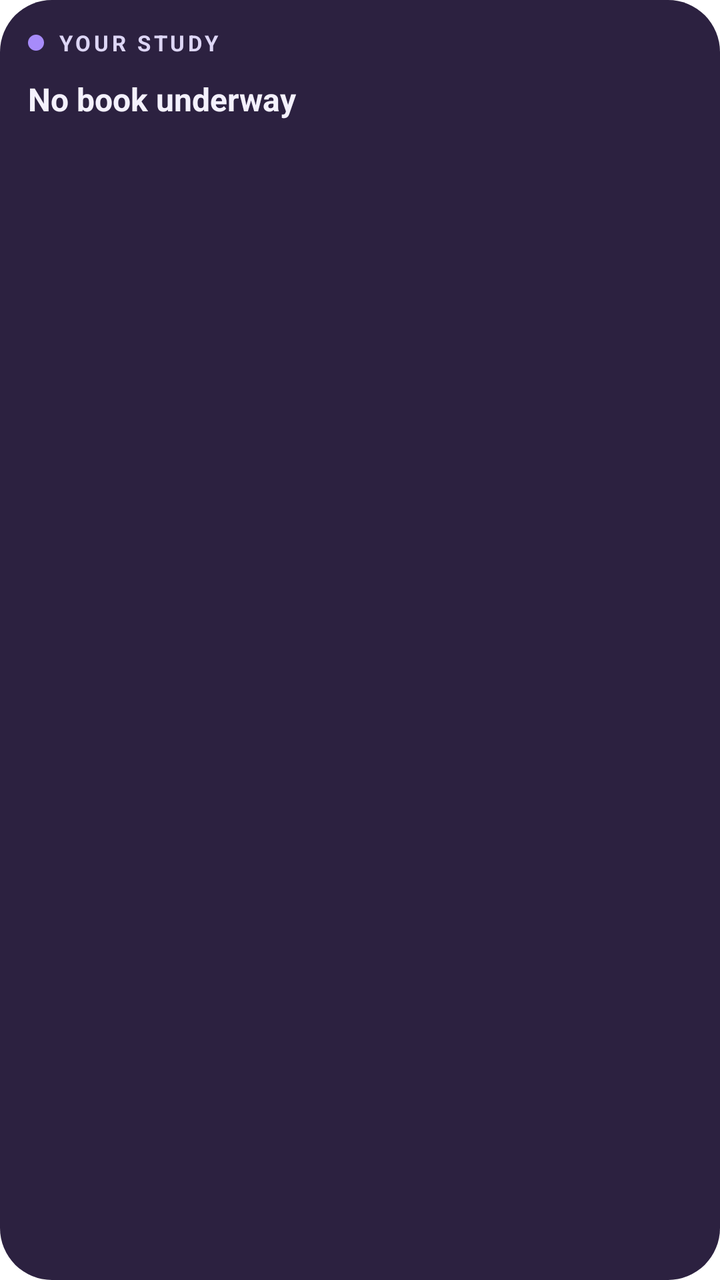
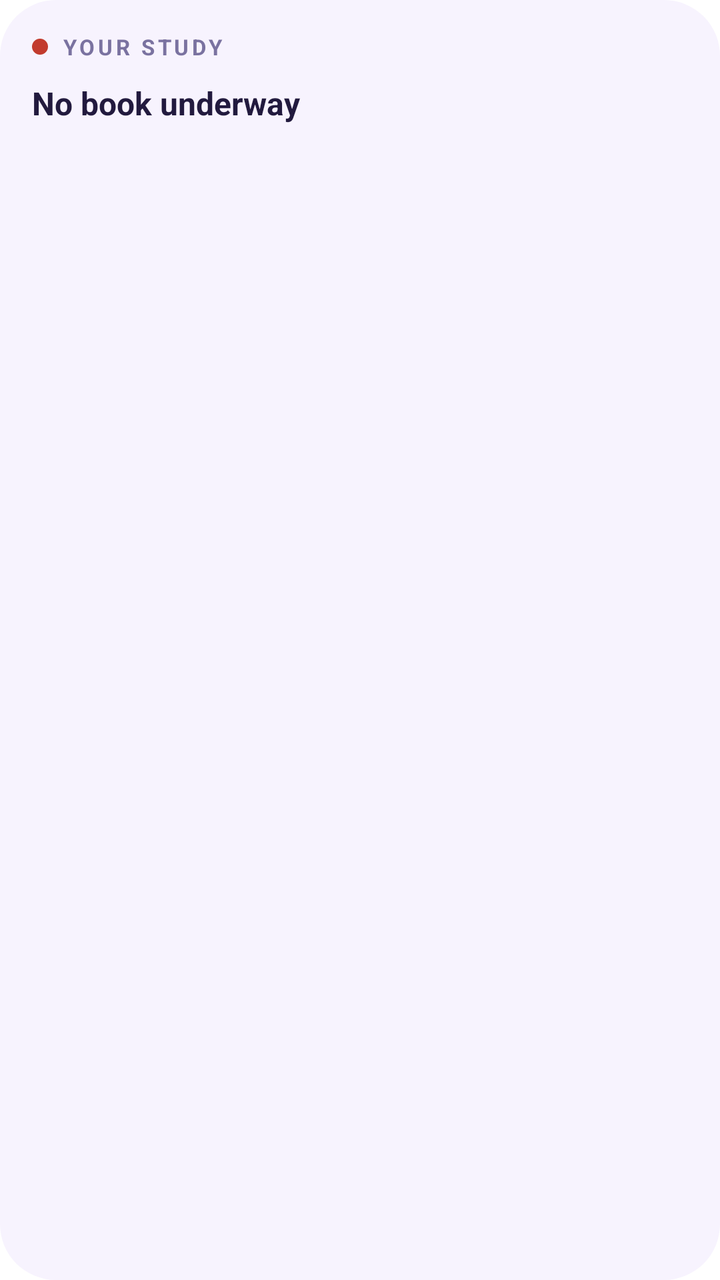

An Android layout rendered at two revisions. The XML below is the earlier revision; the diff shows what the commit changed to produce the second picture.
<!-- AndroidManifest.xml: fallback theme Theme.MaterialComponents.DayNight.NoActionBar -->
<!-- res/layout/widget_your_study.xml -->
<?xml version="1.0" encoding="utf-8"?>
<FrameLayout xmlns:android="http://schemas.android.com/apk/res/android"
  android:id="@+id/study_root"
  android:layout_width="match_parent"
  android:layout_height="match_parent">

  <ImageView
    android:id="@+id/study_bg_img"
    android:layout_width="match_parent"
    android:layout_height="match_parent"
    android:contentDescription="@null"
    android:scaleType="fitXY"
    android:src="@drawable/widget_shape_white"
    android:tint="#2C2140" />

  <LinearLayout
    android:layout_width="match_parent"
    android:layout_height="match_parent"
    android:orientation="vertical"
    android:padding="14dp">

    <LinearLayout
      android:layout_width="match_parent"
      android:layout_height="wrap_content"
      android:gravity="center_vertical"
      android:orientation="horizontal">

      <ImageView
        android:id="@+id/study_dot"
        android:layout_width="8dp"
        android:layout_height="8dp"
        android:contentDescription="@null"
        android:src="@drawable/widget_circle_white"
        android:tint="#A78BFA" />

      <TextView
        android:layout_width="wrap_content"
        android:layout_height="wrap_content"
        android:layout_marginStart="7dp"
        android:letterSpacing="0.14"
        android:text="YOUR STUDY"
        android:textColor="#DDD6F5"
        android:textSize="11sp"
        android:textStyle="bold" />
    </LinearLayout>

    <TextView
      android:id="@+id/study_msg"
      android:layout_width="wrap_content"
      android:layout_height="wrap_content"
      android:layout_marginTop="10dp"
      android:text="No book underway"
      android:textColor="#F4F1FD"
      android:textSize="16sp"
      android:textStyle="bold" />

    <LinearLayout
      android:id="@+id/study_main"
      android:layout_width="match_parent"
      android:layout_height="wrap_content"
      android:layout_marginTop="10dp"
      android:gravity="top"
      android:orientation="horizontal"
      android:visibility="gone">

      <FrameLayout
        android:layout_width="46dp"
        android:layout_height="46dp">

        <ImageView
          android:id="@+id/study_tile"
          android:layout_width="46dp"
          android:layout_height="46dp"
          android:contentDescription="@null"
          android:src="@drawable/widget_tile_white" />

        <ImageView
          android:id="@+id/study_book_glyph"
          android:layout_width="24dp"
          android:layout_height="24dp"
          android:layout_gravity="center"
          android:contentDescription="@null" />
      </FrameLayout>

      <LinearLayout
        android:layout_width="0dp"
        android:layout_height="wrap_content"
        android:layout_marginStart="12dp"
        android:layout_weight="1"
        android:orientation="vertical">

        <TextView
          android:id="@+id/study_book"
          android:layout_width="match_parent"
          android:layout_height="wrap_content"
          android:ellipsize="end"
          android:maxLines="1"
          android:textColor="#F4F1FD"
          android:textSize="18sp"
          android:textStyle="bold" />

        <TextView
          android:id="@+id/study_next"
          android:layout_width="match_parent"
          android:layout_height="wrap_content"
          android:layout_marginTop="1dp"
          android:textColor="#DDD6F5"
          android:textSize="13sp" />
      </LinearLayout>
    </LinearLayout>

    <TextView
      android:id="@+id/study_verse"
      android:layout_width="match_parent"
      android:layout_height="wrap_content"
      android:layout_marginTop="8dp"
      android:ellipsize="end"
      android:maxLines="2"
      android:textColor="#EDE9FA"
      android:textSize="13.5sp"
      android:textStyle="italic"
      android:visibility="gone" />

    <TextView
      android:id="@+id/study_last"
      android:layout_width="match_parent"
      android:layout_height="wrap_content"
      android:ellipsize="end"
      android:layout_marginTop="6dp"
      android:maxLines="1"
      android:textColor="#AAA2C6"
      android:textSize="12.5sp"
      android:visibility="gone" />

    <TextView
      android:id="@+id/study_restudy"
      android:layout_width="match_parent"
      android:layout_height="wrap_content"
      android:ellipsize="end"
      android:layout_marginTop="3dp"
      android:maxLines="1"
      android:textColor="#AAA2C6"
      android:textSize="12.5sp"
      android:visibility="gone" />

    <LinearLayout
      android:id="@+id/study_footer"
      android:layout_width="match_parent"
      android:layout_height="wrap_content"
      android:layout_marginTop="10dp"
      android:gravity="center_vertical"
      android:orientation="horizontal"
      android:visibility="gone">

      <FrameLayout
        android:id="@+id/study_pill"
        android:layout_width="wrap_content"
        android:layout_height="wrap_content">

        <ImageView
          android:id="@+id/study_pill_img"
          android:layout_width="match_parent"
          android:layout_height="match_parent"
          android:contentDescription="@null"
          android:scaleType="fitXY"
          android:src="@drawable/widget_pill_white" />

        <TextView
          android:layout_width="wrap_content"
          android:layout_height="wrap_content"
          android:paddingStart="15dp"
          android:paddingTop="8dp"
          android:paddingEnd="15dp"
          android:paddingBottom="8dp"
          android:text="Open chapter"
          android:textColor="#FFFFFF"
          android:textSize="12.5sp"
          android:textStyle="bold" />
      </FrameLayout>

      <FrameLayout
        android:layout_width="0dp"
        android:layout_height="1dp"
        android:layout_weight="1" />

      <TextView
        android:id="@+id/study_prog"
        android:layout_width="wrap_content"
        android:layout_height="wrap_content"
        android:textColor="#AAA2C6"
        android:textSize="12sp"
        android:textStyle="bold" />
    </LinearLayout>
  </LinearLayout>
</FrameLayout>
<!-- resources referenced by this layout -->
<resources>
  <!-- drawable widget_circle_white (drawable) -->
  <?xml version="1.0" encoding="utf-8"?>
  <shape xmlns:android="http://schemas.android.com/apk/res/android" android:shape="oval">
    <solid android:color="#FFFFFF" />
  </shape>
  <!-- drawable widget_pill_white (drawable) -->
  <?xml version="1.0" encoding="utf-8"?>
  <shape xmlns:android="http://schemas.android.com/apk/res/android" android:shape="rectangle">
    <solid android:color="#FFFFFF" />
    <corners android:radius="100dp" />
  </shape>
  <!-- drawable widget_shape_white (drawable) -->
  <?xml version="1.0" encoding="utf-8"?>
  <shape xmlns:android="http://schemas.android.com/apk/res/android" android:shape="rectangle">
    <solid android:color="#FFFFFF" />
    <corners android:radius="26dp" />
  </shape>
  <!-- drawable widget_tile_white (drawable) -->
  <?xml version="1.0" encoding="utf-8"?>
  <shape xmlns:android="http://schemas.android.com/apk/res/android" android:shape="rectangle">
    <solid android:color="#FFFFFF" />
    <corners android:radius="14dp" />
  </shape>
</resources>

<!-- the commit's change to res/layout/widget_your_study.xml (unified diff, before → after) -->
@@ -10,14 +10,14 @@
     android:layout_height="match_parent"
     android:contentDescription="@null"
     android:scaleType="fitXY"
-    android:src="@drawable/widget_shape_white"
-    android:tint="#2C2140" />
+    android:src="@drawable/widget_shape_white_28"
+    android:tint="#F7F3FE" />
 
   <LinearLayout
     android:layout_width="match_parent"
     android:layout_height="match_parent"
     android:orientation="vertical"
-    android:padding="14dp">
+    android:padding="16dp">
 
     <LinearLayout
       android:layout_width="match_parent"
@@ -31,15 +31,16 @@
         android:layout_height="8dp"
         android:contentDescription="@null"
         android:src="@drawable/widget_circle_white"
-        android:tint="#A78BFA" />
+        android:tint="#C23B2E" />
 
       <TextView
+        android:id="@+id/study_kicker"
         android:layout_width="wrap_content"
         android:layout_height="wrap_content"
         android:layout_marginStart="7dp"
         android:letterSpacing="0.14"
         android:text="YOUR STUDY"
-        android:textColor="#DDD6F5"
+        android:textColor="#7A72A0"
         android:textSize="11sp"
         android:textStyle="bold" />
     </LinearLayout>
@@ -50,7 +51,7 @@
       android:layout_height="wrap_content"
       android:layout_marginTop="10dp"
       android:text="No book underway"
-      android:textColor="#F4F1FD"
+      android:textColor="#221A3E"
       android:textSize="16sp"
       android:textStyle="bold" />
 
@@ -58,21 +59,21 @@
       android:id="@+id/study_main"
       android:layout_width="match_parent"
       android:layout_height="wrap_content"
-      android:layout_marginTop="10dp"
-      android:gravity="top"
+      android:layout_marginTop="13dp"
+      android:gravity="center_vertical"
       android:orientation="horizontal"
       android:visibility="gone">
 
       <FrameLayout
-        android:layout_width="46dp"
-        android:layout_height="46dp">
+        android:layout_width="54dp"
+        android:layout_height="54dp">
 
         <ImageView
           android:id="@+id/study_tile"
-          android:layout_width="46dp"
-          android:layout_height="46dp"
+          android:layout_width="54dp"
+          android:layout_height="54dp"
           android:contentDescription="@null"
-          android:src="@drawable/widget_tile_white" />
+          android:src="@drawable/widget_rounded16" />
 
         <ImageView
           android:id="@+id/study_book_glyph"
@@ -85,7 +86,7 @@
       <LinearLayout
         android:layout_width="0dp"
         android:layout_height="wrap_content"
-        android:layout_marginStart="12dp"
+        android:layout_marginStart="14dp"
         android:layout_weight="1"
         android:orientation="vertical">
 
@@ -95,8 +96,8 @@
           android:layout_height="wrap_content"
           android:ellipsize="end"
           android:maxLines="1"
-          android:textColor="#F4F1FD"
-          android:textSize="18sp"
+          android:textColor="#221A3E"
+          android:textSize="23sp"
           android:textStyle="bold" />
 
         <TextView
@@ -104,50 +105,52 @@
           android:layout_width="match_parent"
           android:layout_height="wrap_content"
           android:layout_marginTop="1dp"
-          android:textColor="#DDD6F5"
-          android:textSize="13sp" />
+          android:textColor="#4A4270"
+          android:textSize="13.5sp" />
+      </LinearLayout>
+
+      <LinearLayout
+        android:layout_width="wrap_content"
+        android:layout_height="wrap_content"
+        android:gravity="end"
+        android:orientation="vertical">
+
+        <TextView
+          android:id="@+id/study_prog"
+          android:layout_width="wrap_content"
+          android:layout_height="wrap_content"
+          android:gravity="end"
+          android:textColor="#221A3E"
+          android:textSize="16sp"
+          android:textStyle="bold" />
+
+        <TextView
+          android:id="@+id/study_prog_sub"
+          android:layout_width="wrap_content"
+          android:layout_height="wrap_content"
+          android:gravity="end"
+          android:textColor="#7A72A0"
+          android:textSize="11sp"
+          android:textStyle="bold" />
       </LinearLayout>
     </LinearLayout>
-
-    <TextView
-      android:id="@+id/study_verse"
-      android:layout_width="match_parent"
-      android:layout_height="wrap_content"
-      android:layout_marginTop="8dp"
-      android:ellipsize="end"
-      android:maxLines="2"
-      android:textColor="#EDE9FA"
-      android:textSize="13.5sp"
-      android:textStyle="italic"
-      android:visibility="gone" />
 
     <TextView
       android:id="@+id/study_last"
       android:layout_width="match_parent"
       android:layout_height="wrap_content"
       android:ellipsize="end"
-      android:layout_marginTop="6dp"
+      android:layout_marginTop="12dp"
       android:maxLines="1"
-      android:textColor="#AAA2C6"
-      android:textSize="12.5sp"
-      android:visibility="gone" />
-
-    <TextView
-      android:id="@+id/study_restudy"
-      android:layout_width="match_parent"
-      android:layout_height="wrap_content"
-      android:ellipsize="end"
-      android:layout_marginTop="3dp"
-      android:maxLines="1"
-      android:textColor="#AAA2C6"
-      android:textSize="12.5sp"
+      android:textColor="#4A4270"
+      android:textSize="13.5sp"
       android:visibility="gone" />
 
     <LinearLayout
       android:id="@+id/study_footer"
       android:layout_width="match_parent"
       android:layout_height="wrap_content"
-      android:layout_marginTop="10dp"
+      android:layout_marginTop="13dp"
       android:gravity="center_vertical"
       android:orientation="horizontal"
       android:visibility="gone">
@@ -155,7 +158,7 @@
       <FrameLayout
         android:id="@+id/study_pill"
         android:layout_width="wrap_content"
-        android:layout_height="wrap_content">
+        android:layout_height="40dp">
 
         <ImageView
           android:id="@+id/study_pill_img"
@@ -166,30 +169,26 @@
           android:src="@drawable/widget_pill_white" />
 
         <TextView
+          android:id="@+id/study_pill_text"
           android:layout_width="wrap_content"
-          android:layout_height="wrap_content"
-          android:paddingStart="15dp"
-          android:paddingTop="8dp"
-          android:paddingEnd="15dp"
-          android:paddingBottom="8dp"
+          android:layout_height="match_parent"
+          android:gravity="center"
+          android:paddingStart="18dp"
+          android:paddingEnd="18dp"
           android:text="Open chapter"
-          android:textColor="#FFFFFF"
-          android:textSize="12.5sp"
+          android:textColor="#2A1666"
+          android:textSize="14sp"
           android:textStyle="bold" />
       </FrameLayout>
 
-      <FrameLayout
+      <ImageView
+        android:id="@+id/study_bar"
         android:layout_width="0dp"
-        android:layout_height="1dp"
-        android:layout_weight="1" />
-
-      <TextView
-        android:id="@+id/study_prog"
-        android:layout_width="wrap_content"
-        android:layout_height="wrap_content"
-        android:textColor="#AAA2C6"
-        android:textSize="12sp"
-        android:textStyle="bold" />
+        android:layout_height="6dp"
+        android:layout_marginStart="14dp"
+        android:layout_weight="1"
+        android:contentDescription="@null"
+        android:scaleType="fitXY" />
     </LinearLayout>
   </LinearLayout>
 </FrameLayout>
<!-- resource entries referenced after the edit -->
@@ -11,17 +11,17 @@
     <solid android:color="#FFFFFF" />
     <corners android:radius="100dp" />
   </shape>
-  <!-- drawable widget_shape_white (drawable) -->
+  <!-- drawable widget_rounded16 (drawable) -->
   <?xml version="1.0" encoding="utf-8"?>
   <shape xmlns:android="http://schemas.android.com/apk/res/android" android:shape="rectangle">
     <solid android:color="#FFFFFF" />
-    <corners android:radius="26dp" />
+    <corners android:radius="16dp" />
   </shape>
-  <!-- drawable widget_tile_white (drawable) -->
+  <!-- drawable widget_shape_white_28 (drawable) -->
   <?xml version="1.0" encoding="utf-8"?>
   <shape xmlns:android="http://schemas.android.com/apk/res/android" android:shape="rectangle">
     <solid android:color="#FFFFFF" />
-    <corners android:radius="14dp" />
+    <corners android:radius="28dp" />
   </shape>
 </resources>
 
